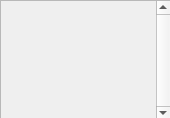
Old version of the form ImplementationPhase/View/ViewModule/ui/DeviceCheckBoxManager.ui in the repository JohannesHaering/PSE.
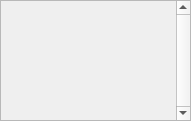
New version of the form.

```diff
--- a/ImplementationPhase/View/ViewModule/ui/DeviceCheckBoxManager.ui
+++ b/ImplementationPhase/View/ViewModule/ui/DeviceCheckBoxManager.ui
@@ -6,8 +6,8 @@
    <rect>
     <x>0</x>
     <y>0</y>
-    <width>170</width>
-    <height>118</height>
+    <width>191</width>
+    <height>121</height>
    </rect>
   </property>
   <property name="windowTitle">
@@ -18,7 +18,7 @@
     <rect>
      <x>0</x>
      <y>0</y>
-     <width>171</width>
+     <width>191</width>
      <height>121</height>
     </rect>
    </property>
```
